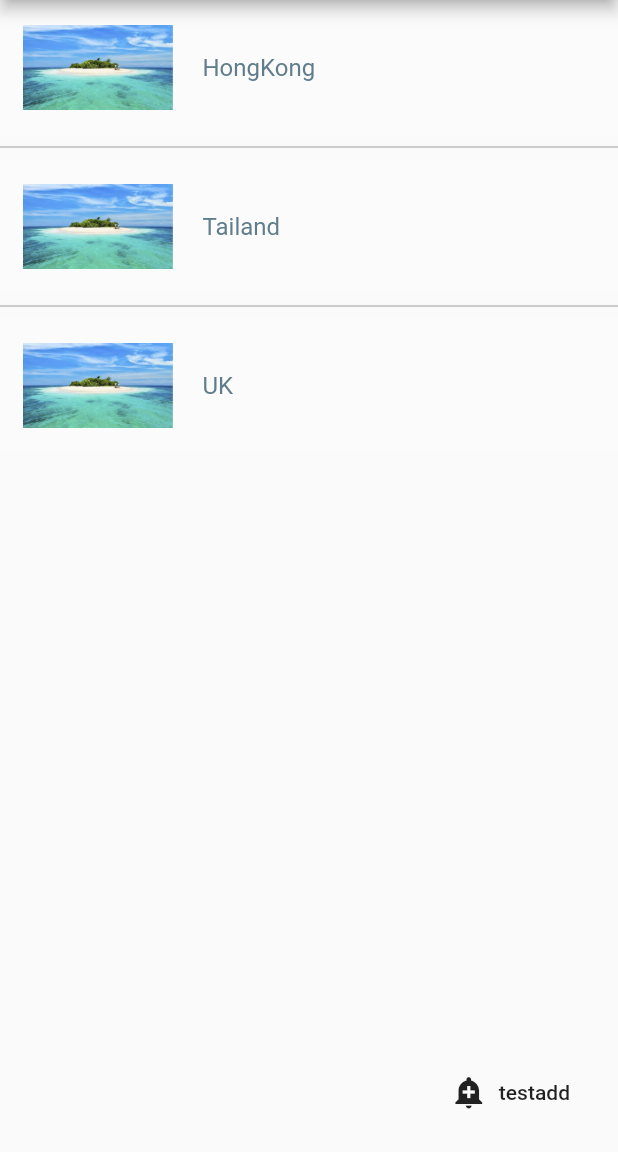
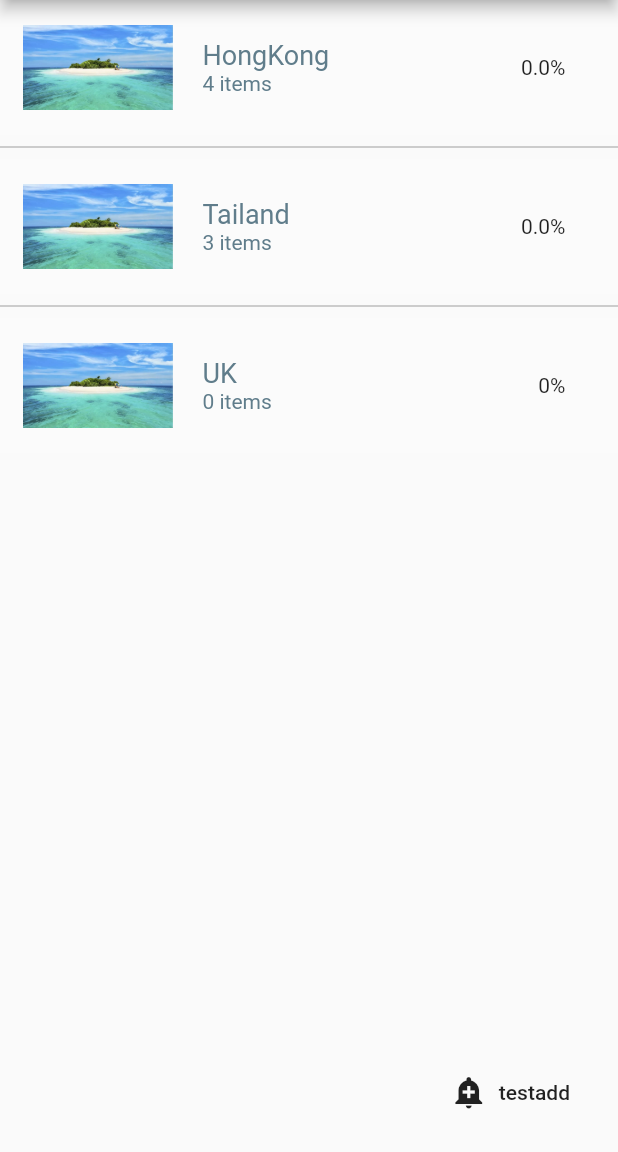
Before and after one commit to robertyuyang/itemList, a Flutter app: the screen it shows after launch, after a tap on "testadd", on a phone screen of 412 x 824 dp, the part 84-1236 px from its top. Run offline on Flutter 3.47's test engine with Material 2 defaults, Android fonts, the phone set to English and light mode, and no system bars; our stand-ins replace bloc, flutter_bloc, shared_preferences; missing offline and left inert: dart:ffi.

Commit message:
做了持久化，做了cell的点击跳转，做了planListPage的基本样式，下一步是怎么传递PlanBloc

```diff
--- a/lib/plan.dart
+++ b/lib/plan.dart
@@ -1,26 +1,62 @@
+
+import 'dart:ffi';
 
 import 'package:flutter/material.dart';
 import 'dart:convert';
+//import 'package:tuple/tuple.dart';
 
 class RBItem {
   RBItem({this.name, this.required = false});
   String name = 'Default item name';
   bool required = false;
 }
+
+class RBCheckItem extends RBItem {
+
+  }
 class RBPlan {
+
+
   String name = 'Default Trip Plan';
   String desc = 'Defualt description';
+  //List<Tuple2<RBItem, bool>> _itemTupleList =List<Tuple2<RBItem, bool>>();
   List<RBItem> _itemList = <RBItem>[];
+  List<bool> _checkList = <bool>[];
+
+
   RBPlan({this.name, this.desc});
+
+  int get itemsCount => _itemList.length;
+
+  int get checkedItemsCount{
+    int checkedCount = 0;
+    print(_checkList);
+    _checkList.forEach((element) {
+      if(element){
+        checkedCount ++;
+      }
+      });
+    return  checkedCount;
+  }
 
   void addItem(RBItem item){
     _itemList.add(item);
+    _checkList.add(false);
   }
+
+  void removeAtIndex(int index){
+    _itemList.removeAt(index);
+    _checkList.removeAt(index);
+  }
+
+
   Map<String, dynamic> toJson(){
     return {
       'name': name,
       'desc': desc,
-      'itemList':_itemList.map((e) => {'name':e?.name, 'required':e?.required }).toList()
+      'itemList':_itemList.map((e) => {'name':e?.name, 'required':e?.required }).toList(),
+      'checkList':_checkList
+
     };
   }
   RBPlan fromJson(Map<String, dynamic> jsonObj){
@@ -34,6 +70,13 @@ class RBPlan {
     if(itemListJsonObj != null && itemListJsonObj is List){
       this._itemList = itemListJsonObj.map((e) => RBItem(name:e['name'], required:e['required'])).toList();
     }
+    List<dynamic> checkListJsonObj = jsonObj['checkList'];
+    if( checkListJsonObj != null && checkListJsonObj is List){
+      this._checkList = checkListJsonObj;
+    }
+    else{
+      this._checkList = itemListJsonObj.map((e) => false).toList();
+    }
     return this;
   }
 
--- a/lib/plan_bloc.dart
+++ b/lib/plan_bloc.dart
@@ -15,6 +15,8 @@ class RBPlanBloc extends Bloc<RBPlanEvent, RBPlanState>{
 
   String get name => _plan.name;
   String get desc => _plan.desc;
+  int get itemsCount => _plan.itemsCount;
+  String get checkedPercentString => _plan.itemsCount == 0 ? "0%" : (_plan.checkedItemsCount * 100 / _plan.itemsCount ) .toString() + "%";
 
   RBPlanBloc(this._plan);
   @override
--- a/lib/plan_list_page.dart
+++ b/lib/plan_list_page.dart
@@ -35,7 +35,7 @@ class ItemListMainPageState extends State<ItemListMainPage> {
                 itemBuilder: (context, i) {
                   RBPlanBloc planBloc = _planListBloc.planBlocOfIndex(i);
                   planBloc.close();
-                    return Container(
+                  Widget itemBody = Container(
                       color: Colors.white12,
                       //decoration: BoxDecoration(color: Colors.grey),
                       padding:
@@ -51,18 +51,44 @@ class ItemListMainPageState extends State<ItemListMainPage> {
                               ),
                               Padding(
                                   padding: EdgeInsets.only(left: 20),
-                                  child: Text(planBloc.name,
+                                  child: Column(
+                                    crossAxisAlignment:
+                                        CrossAxisAlignment.start,
+                                    children: <Widget>[
+                                      Text(planBloc.name,
+                                          textAlign: TextAlign.left,
                                           style: TextStyle(
                                               color: Colors.blueGrey,
-                                          fontSize: 16.0)),
+                                              fontSize: 18.0)),
+                                      Text(
+                                        '${planBloc.itemsCount.toString()} items',
+                                        style: TextStyle(
+                                            color: Colors.blueGrey,
+                                            fontSize: 14.0),
+                                        textAlign: TextAlign.left,
+                                      )
+                                    ],
+                                  )),
+                              Expanded(child: SizedBox()),
+                              Padding(
+                                padding: EdgeInsets.only(right: 20),
+                                child: Text(planBloc.checkedPercentString),
                               )
                             ],
                           ),
                         ],
                       ));
-                  }, separatorBuilder: (BuildContext context, int index) {
+                  return GestureDetector(
+                    child: itemBody,
+                    onTap: () {
+                      Navigator.of(context).pushNamed('/plan_page');
+                    },
+                  );
+                },
+                separatorBuilder: (BuildContext context, int index) {
                   return Divider(color: Colors.grey);
-                    },);
+                },
+              );
             } else if (state is RBPlanListEmptyState) {
               return Center(child: Text('no plans!'));
             }
--- a/pubspec.yaml
+++ b/pubspec.yaml
@@ -32,6 +32,7 @@ dependencies:
   bloc: ^2.0.0
   flutter_bloc: ^2.0.0
   dio: ^3.0.7
+  tuple: ^1.0.3
 
 dev_dependencies:
   flutter_test:
```
Also changed, not shown: lib/main.dart (+6 -88 lines), lib/plan_page.dart (+24 -0 lines), pubspec.lock. Lines whose indentation alone changed are shown as unchanged.
